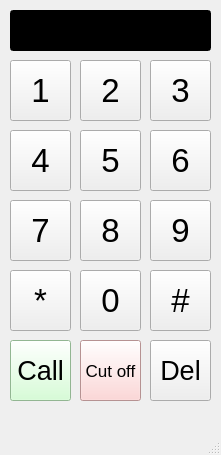
Old version of the form SIM800C_PhoneCallUI.ui in the repository BBQHK/SIM800C_Phone.
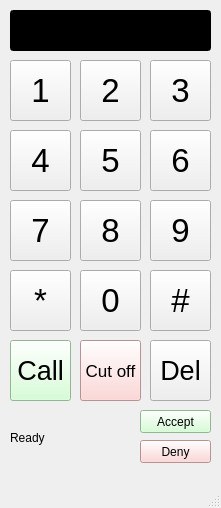
New version of the form.

```diff
--- a/SIM800C_PhoneCallUI.ui
+++ b/SIM800C_PhoneCallUI.ui
@@ -2,12 +2,15 @@
 <ui version="4.0">
  <class>MainWindow</class>
  <widget class="QMainWindow" name="MainWindow">
+  <property name="enabled">
+   <bool>true</bool>
+  </property>
   <property name="geometry">
    <rect>
     <x>0</x>
     <y>0</y>
     <width>221</width>
-    <height>455</height>
+    <height>508</height>
    </rect>
   </property>
   <property name="windowTitle">
@@ -320,6 +323,60 @@
      <string>Cut off</string>
     </property>
    </widget>
+   <widget class="QLabel" name="label_show">
+    <property name="enabled">
+     <bool>true</bool>
+    </property>
+    <property name="geometry">
+     <rect>
+      <x>10</x>
+      <y>430</y>
+      <width>121</width>
+      <height>16</height>
+     </rect>
+    </property>
+    <property name="autoFillBackground">
+     <bool>false</bool>
+    </property>
+    <property name="inputMethodHints">
+     <set>Qt::ImhNone</set>
+    </property>
+    <property name="text">
+     <string>Ready</string>
+    </property>
+   </widget>
+   <widget class="QPushButton" name="pushButton_accept">
+    <property name="geometry">
+     <rect>
+      <x>140</x>
+      <y>410</y>
+      <width>71</width>
+      <height>23</height>
+     </rect>
+    </property>
+    <property name="styleSheet">
+     <string notr="true">background-color: #ccffcc</string>
+    </property>
+    <property name="text">
+     <string>Accept</string>
+    </property>
+   </widget>
+   <widget class="QPushButton" name="pushButton_deny">
+    <property name="geometry">
+     <rect>
+      <x>140</x>
+      <y>440</y>
+      <width>71</width>
+      <height>23</height>
+     </rect>
+    </property>
+    <property name="styleSheet">
+     <string notr="true">background-color: #ffcccc</string>
+    </property>
+    <property name="text">
+     <string>Deny</string>
+    </property>
+   </widget>
   </widget>
   <widget class="QMenuBar" name="menubar">
    <property name="geometry">
```
